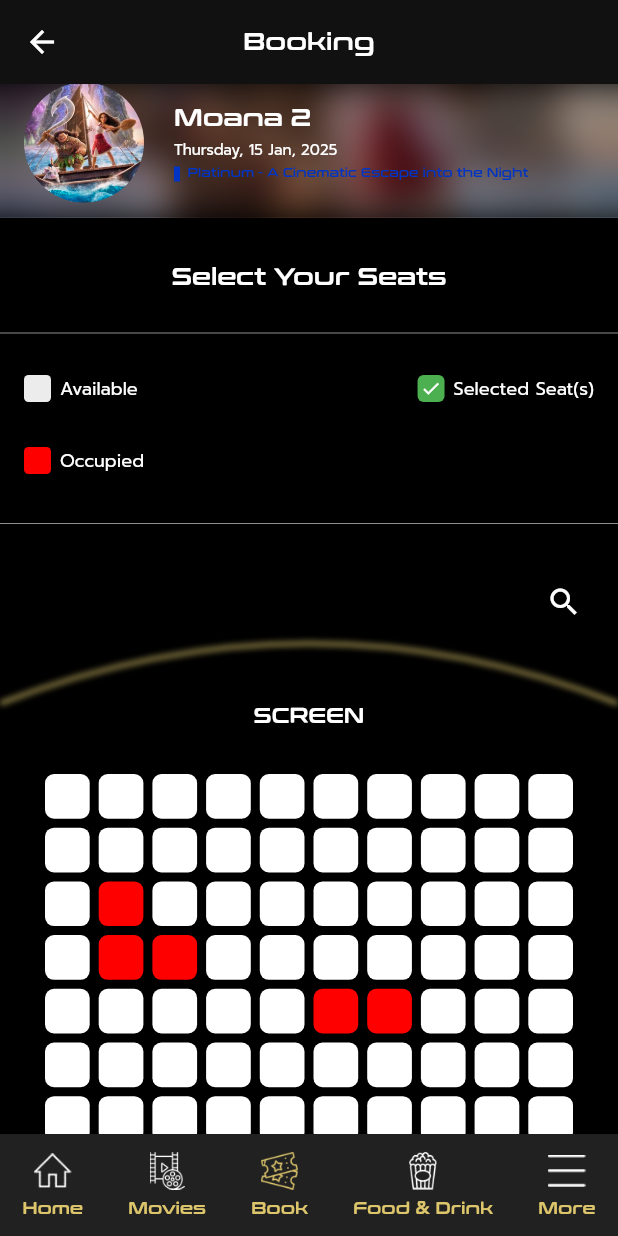
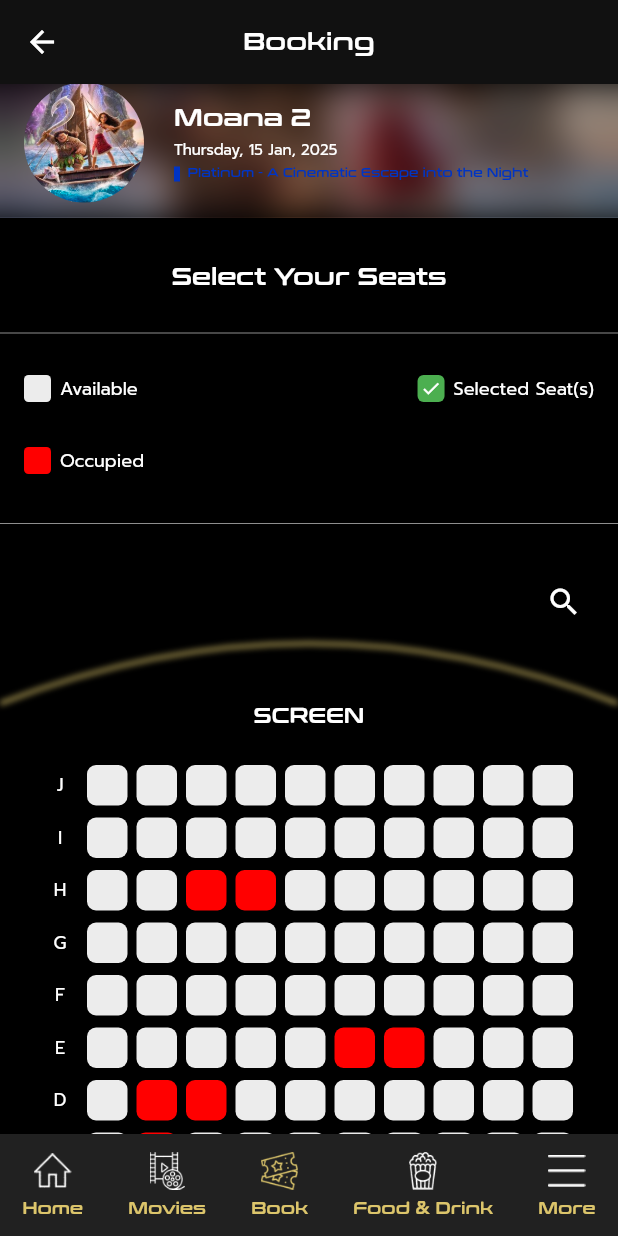
Before and after one commit to TharudiHS/JP-Cineplex-Mobile-App, a Flutter app: the Screen1Page screen opened directly, on a phone screen of 412 x 824 dp. Run offline on Flutter 3.47's test engine with Material 3 defaults, Android fonts, the phone set to English and light mode, and no system bars; our stand-ins replace flutter_svg.

Commit message:
finalized screen1.dart

```diff
--- a/lib/screens/screen1.dart
+++ b/lib/screens/screen1.dart
@@ -19,12 +19,14 @@ class _Screen1State extends State<Screen1Page> {
 
   // occupied seats
   final List<String> occupiedSeats = ["H3", "H4", "E6", "E7", "C2", "D2", "D3"];
+  final List<String> familySeats = ["A2", "A4", "A6", "A8"];
 
   List<String> selectedSeats = [];
 
-  String seatCode(int row, int col) {
-    String rowLetter = String.fromCharCode(65 + row);
-    return "$rowLetter${col + 1}";
+  String seatCodeForGrid(int gridRow, int col) {
+    final int letterIndex = (rows - 1) - gridRow;
+    final String letter = String.fromCharCode(65 + letterIndex);
+    return "$letter${col + 1}";
   }
 
   @override
@@ -192,34 +194,72 @@ class _Screen1State extends State<Screen1Page> {
             const SizedBox(height: 20),
 
             // Seat Grid
+            Column(
+              children: List.generate(rows, (row) {
+                int letterIndex = (rows - 1) - row;
+                String rowLetter = String.fromCharCode(65 + letterIndex);
+
+                return Padding(
+                  padding: const EdgeInsets.symmetric(
+                    vertical: 4,
+                    horizontal: 30,
+                  ),
+                  child: Row(
+                    children: [
+                      // Row label (letter)
                       SizedBox(
-              height: 400,
+                        width: 20,
+                        child: Text(
+                          rowLetter,
+                          style: TextStyles.size12Promptwhite,
+                          textAlign: TextAlign.center,
+                        ),
+                      ),
+                      const SizedBox(width: 8),
+
+                      // Seat row
+                      Expanded(
                         child: GridView.builder(
-                padding: const EdgeInsets.symmetric(
-                  horizontal: 30,
-                  vertical: 10,
-                ),
-                gridDelegate: SliverGridDelegateWithFixedCrossAxisCount(
-                  crossAxisCount: cols,
+                          shrinkWrap: true,
+                          physics: const NeverScrollableScrollPhysics(),
+                          gridDelegate:
+                              const SliverGridDelegateWithFixedCrossAxisCount(
+                                crossAxisCount: 10,
                                 crossAxisSpacing: 6,
                                 mainAxisSpacing: 6,
+                                childAspectRatio: 1.0,
                               ),
-                itemCount: rows * cols,
-                itemBuilder: (context, index) {
-                  int row = index ~/ cols;
-                  int col = index % cols;
-                  String code = seatCode(row, col);
+                          itemCount: 10,
+                          itemBuilder: (context, col) {
+                            // Row A
+                            if (rowLetter == "A" && (col == 0 || col == 9)) {
+                              return const SizedBox.shrink();
+                            }
 
-                  bool isOccupied = occupiedSeats.contains(code);
-                  bool isSelected = selectedSeats.contains(code);
+                            final String code = seatCodeForGrid(row, col);
+                            final bool isOccupied = occupiedSeats.contains(
+                              code,
+                            );
+                            final bool isSelected = selectedSeats.contains(
+                              code,
+                            );
 
                             Color seatColor;
+                            Widget? seatIcon;
+
                             if (isOccupied) {
                               seatColor = AppColours.red;
+                              seatIcon = null;
                             } else if (isSelected) {
                               seatColor = Colors.green;
+                              seatIcon = const Icon(
+                                Icons.check,
+                                size: 16,
+                                color: Colors.white,
+                              );
                             } else {
-                    seatColor = AppColours.white;
+                              seatColor = AppColours.lightGrey;
+                              seatIcon = null;
                             }
 
                             return GestureDetector(
@@ -239,10 +279,16 @@ class _Screen1State extends State<Screen1Page> {
                                   color: seatColor,
                                   borderRadius: BorderRadius.circular(6),
                                 ),
+                                child: Center(child: seatIcon),
                               ),
                             );
                           },
                         ),
+                      ),
+                    ],
+                  ),
+                );
+              }),
             ),
 
             // Select Seats Button
```
Lines whose indentation alone changed are shown as unchanged.
